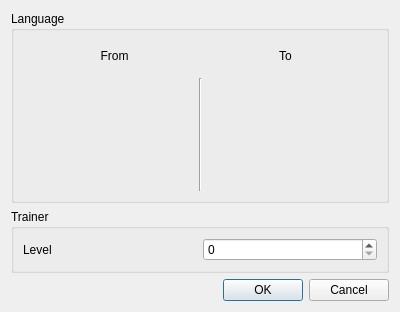
This is OptionsDialog.ui in pippijn/gvoc as Qt 5 draws it before an edit. The edited form follows.
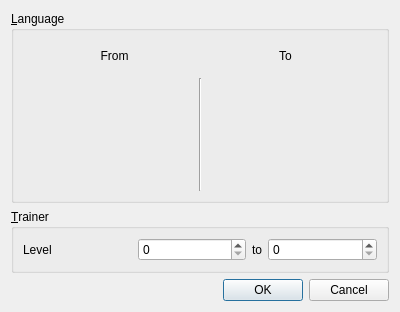
This is the edited form. Custom widgets are drawn as their Qt base class.

Commit message: allow for min/max levels

Patch:
```diff
--- a/OptionsDialog.ui
+++ b/OptionsDialog.ui
@@ -17,7 +17,7 @@
    <item>
     <widget class="QGroupBox" name="groupBox">
      <property name="title">
-      <string>Language</string>
+      <string>&amp;Language</string>
      </property>
      <layout class="QVBoxLayout" name="verticalLayout_3">
       <item>
@@ -81,7 +81,7 @@
       </sizepolicy>
      </property>
      <property name="title">
-      <string>Trainer</string>
+      <string>&amp;Trainer</string>
      </property>
      <layout class="QHBoxLayout" name="horizontalLayout_2">
       <item>
@@ -92,12 +92,24 @@
        </widget>
       </item>
       <item>
-       <widget class="QSpinBox" name="level">
-        <property name="maximum">
-         <number>99</number>
+       <widget class="QSpinBox" name="minLevel"/>
+      </item>
+      <item>
+       <widget class="QLabel" name="label_4">
+        <property name="sizePolicy">
+         <sizepolicy hsizetype="Maximum" vsizetype="Preferred">
+          <horstretch>0</horstretch>
+          <verstretch>0</verstretch>
+         </sizepolicy>
+        </property>
+        <property name="text">
+         <string>to</string>
         </property>
        </widget>
       </item>
+      <item>
+       <widget class="QSpinBox" name="maxLevel"/>
+      </item>
      </layout>
     </widget>
    </item>
```
The commit also changes 41 other files.
